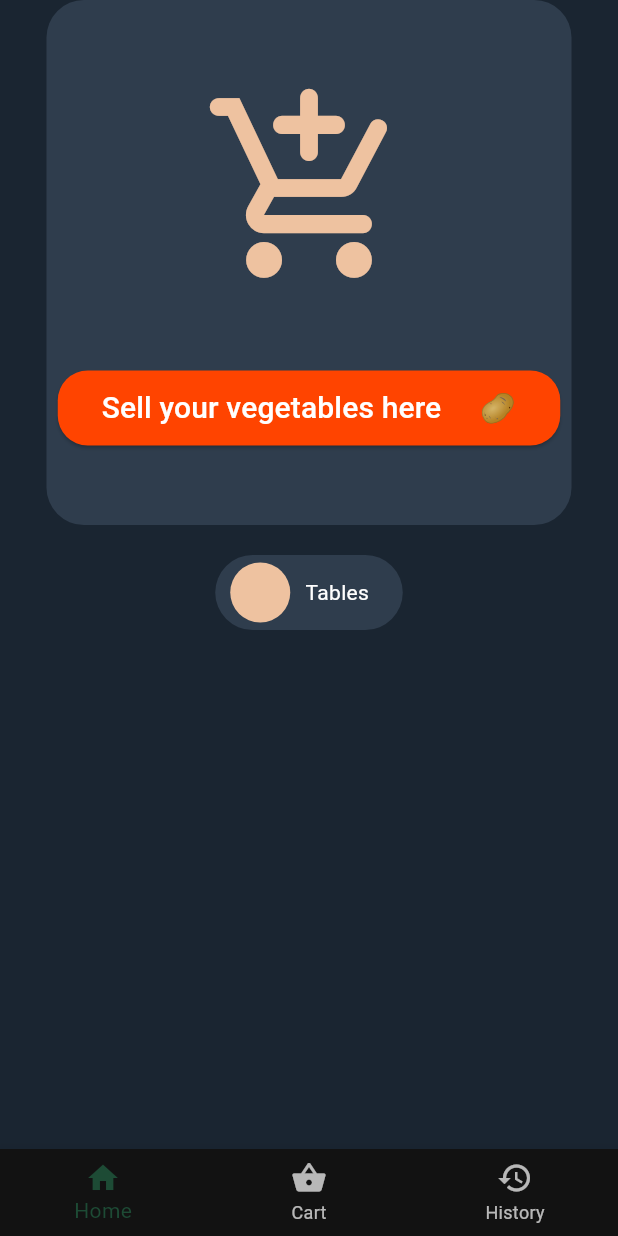
After one commit to mars985/hackathon, a Flutter app: the IntroPage screen opened directly, on a phone screen of 412 x 824 dp. The commit adds this screen. Run offline on Flutter 3.47's test engine with Material 3 defaults, Android fonts, the phone set to English and light mode, and no system bars; our stand-ins replace cloud_firestore, firebase_auth, firebase_core, go_router; missing offline and left inert: firebase_ui_auth; accounts and stored records are empty.

Commit message:
ui components (#1)
* first commit

* Product Card done

* Crop Tab done

* Nav bar added

---------

Co-authored-by: Sukhman3125 <sukhman3125@gmail.com>

```diff
--- /dev/null
+++ b/lib/Themes/Demo.dart
@@ -0,0 +1,11 @@
+import 'package:flutter/material.dart';
+
+ThemeData demo = ThemeData(
+  colorScheme: const ColorScheme.dark(
+    background: Color(0xFF1A2531),
+    primary: Color(0xFF2F3D4D),
+    secondary: Color(0xFF1D4B35),
+    inversePrimary: Color(0xFFEEC2A0),
+    tertiary: Color.fromARGB(255, 255, 68, 0),
+  ),
+);
--- a/lib/main.dart
+++ b/lib/main.dart
@@ -1,9 +1,14 @@
 import 'package:firebase_ui_auth/firebase_ui_auth.dart';
 import 'package:flutter/material.dart';
+
+import 'package:hackathon/Themes/Demo.dart';
+import 'package:hackathon/pages/intro_page.dart';
+
 import 'package:hackathon/app_state.dart';
 import 'package:hackathon/pages/home_page.dart';
 import 'package:provider/provider.dart';
 import 'package:go_router/go_router.dart';
+
 
 void main() {
   WidgetsFlutterBinding.ensureInitialized();
@@ -25,6 +30,7 @@ class MainApp extends StatelessWidget {
   Widget build(BuildContext context) {
     return MaterialApp.router(
       title: "Bengan",
+      theme: demo,
       routerConfig: _router,
     );
   }
--- /dev/null
+++ b/lib/models/crop_tab.dart
@@ -0,0 +1,40 @@
+// ignore_for_file: prefer_const_constructors, avoid_unnecessary_containers, prefer_const_literals_to_create_immutables
+
+import 'package:flutter/material.dart';
+
+class CropTab extends StatelessWidget {
+  const CropTab({super.key});
+
+  @override
+  Widget build(BuildContext context) {
+    return GestureDetector(
+      onTap: () {
+        // Do what you do
+      },
+      child: Container(
+        height: 50,
+        width: 125,
+        decoration: BoxDecoration(
+            color: Theme.of(context).colorScheme.primary,
+            borderRadius: BorderRadius.circular(25)),
+        child: Row(
+          children: [
+            Padding(padding: EdgeInsets.all(5)),
+            Container(
+              height: 40,
+              width: 40,
+              decoration: BoxDecoration(
+                shape: BoxShape.circle,
+                color: Theme.of(context).colorScheme.inversePrimary,
+              ),
+            ),
+            Padding(
+              padding: EdgeInsets.all(5),
+            ),
+            Text("Tables")
+          ],
+        ),
+      ),
+    );
+  }
+}
--- /dev/null
+++ b/lib/pages/intro_page.dart
@@ -0,0 +1,94 @@
+// ignore_for_file: prefer_const_constructors, prefer_const_literals_to_create_immutables
+
+import 'package:flutter/cupertino.dart';
+import 'package:flutter/material.dart';
+import 'package:flutter/widgets.dart';
+import 'package:hackathon/models/crop_tab.dart';
+import 'package:hackathon/models/product_card.dart';
+
+class IntroPage extends StatefulWidget {
+  const IntroPage({super.key});
+
+  @override
+  State<IntroPage> createState() => _IntroPageState();
+}
+
+class _IntroPageState extends State<IntroPage> {
+  @override
+  Widget build(BuildContext context) {
+    return Scaffold(
+      backgroundColor: Theme.of(context).colorScheme.background,
+      // ignore: prefer_const_constructors
+      body: Column(
+        children: [
+          Center(
+            child: Container(
+              height: 350,
+              width: 350,
+              decoration: BoxDecoration(
+                borderRadius: BorderRadius.circular(25),
+                color: Theme.of(context).colorScheme.primary,
+              ),
+              child: Column(
+                mainAxisAlignment: MainAxisAlignment.center,
+                children: [
+                  Icon(
+                    Icons.add_shopping_cart_rounded,
+                    size: 144,
+                    color: Theme.of(context).colorScheme.inversePrimary,
+                  ), // Main icon
+                  Padding(padding: EdgeInsets.all(25)),
+                  ElevatedButton(
+                    style: ElevatedButton.styleFrom(
+                      backgroundColor: Theme.of(context).colorScheme.tertiary,
+                      fixedSize: Size(335, 50),
+                      shape: RoundedRectangleBorder(
+                        borderRadius: BorderRadius.circular(
+                            20), // Adjust the radius as needed
+                      ),
+                    ),
+                    onPressed: () {},
+                    child: Text(
+                      "Sell your vegetables here🫑🥔",
+                      style: TextStyle(
+                        fontSize: 20,
+                        color: Colors.white,
+                      ),
+                    ),
+                  ),
+                  //Title
+                ],
+              ),
+            ),
+          ),
+          SizedBox(
+            height: 20,
+          ),
+          // ProductCard(),
+          CropTab(),
+        ],
+      ),
+      bottomNavigationBar: BottomNavigationBar(
+        onTap: (value) {
+          setState(() {
+            // page change
+          });
+        },
+        items: [
+          BottomNavigationBarItem(
+            icon: Icon(Icons.home),
+            label: 'Home',
+          ),
+          BottomNavigationBarItem(
+            icon: Icon(Icons.shopping_basket),
+            label: 'Cart',
+          ),
+          BottomNavigationBarItem(
+            icon: Icon(Icons.history),
+            label: 'History',
+          ),
+        ],
+      ),
+    );
+  }
+}
```
Also changed, not shown: lib/models/product_card.dart (added, +87 -0 lines), pubspec.lock.
